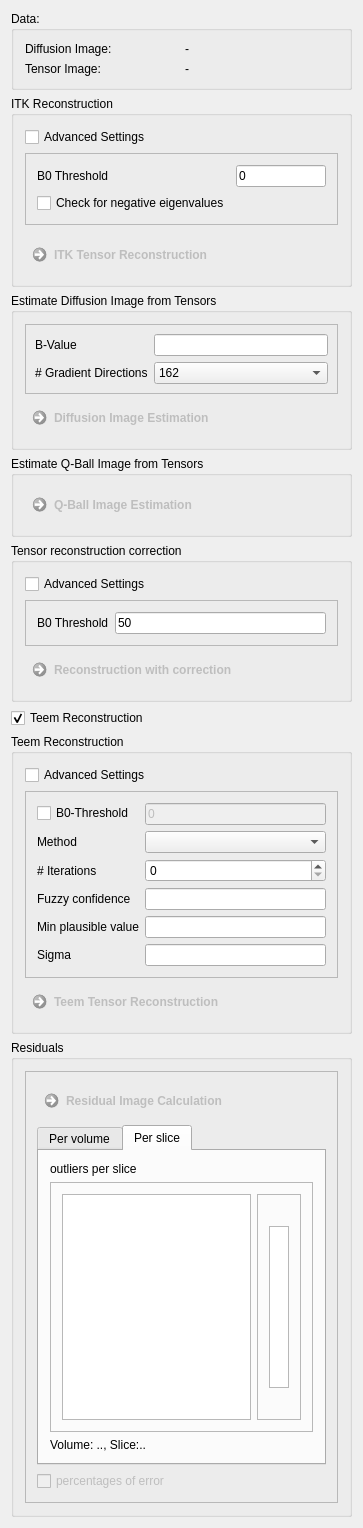
Old version of the form Plugins/org.mitk.gui.qt.diffusionimaging/src/internal/QmitkTensorReconstructionViewControls.ui in the repository MITK/MITK.
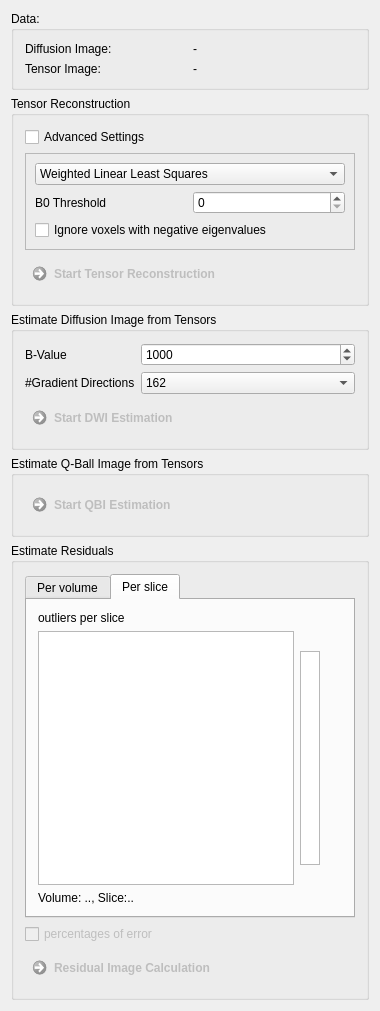
New version of the form. Custom widgets are drawn as their Qt base class.

Patch:
```diff
--- a/Plugins/org.mitk.gui.qt.diffusionimaging/src/internal/QmitkTensorReconstructionViewControls.ui
+++ b/Plugins/org.mitk.gui.qt.diffusionimaging/src/internal/QmitkTensorReconstructionViewControls.ui
@@ -6,8 +6,8 @@
    <rect>
     <x>0</x>
     <y>0</y>
-    <width>363</width>
-    <height>1303</height>
+    <width>380</width>
+    <height>1002</height>
    </rect>
   </property>
   <property name="minimumSize">
@@ -63,7 +63,7 @@
    <item>
     <widget class="QGroupBox" name="groupBox_2">
      <property name="title">
-      <string>ITK Reconstruction</string>
+      <string>Tensor Reconstruction</string>
      </property>
      <layout class="QVBoxLayout" name="verticalLayout">
       <item>
@@ -84,11 +84,23 @@
         <property name="frameShadow">
          <enum>QFrame::Raised</enum>
         </property>
-        <layout class="QFormLayout" name="formLayout">
-         <property name="fieldGrowthPolicy">
-          <enum>QFormLayout::AllNonFixedFieldsGrow</enum>
+        <layout class="QGridLayout" name="gridLayout_4">
+         <property name="margin">
+          <number>9</number>
          </property>
-         <item row="0" column="0">
+         <item row="1" column="0">
+          <widget class="QFrame" name="frame_3">
+           <property name="frameShape">
+            <enum>QFrame::NoFrame</enum>
+           </property>
+           <property name="frameShadow">
+            <enum>QFrame::Raised</enum>
+           </property>
+           <layout class="QGridLayout" name="gridLayout_3">
+            <property name="margin">
+             <number>0</number>
+            </property>
+            <item row="1" column="0">
           <widget class="QLabel" name="m_TensorReconstructionThresholdLabel_2">
            <property name="text">
             <string>B0 Threshold</string>
@@ -98,35 +110,45 @@
            </property>
           </widget>
          </item>
-         <item row="0" column="1">
-          <widget class="QLineEdit" name="m_TensorReconstructionThreasholdEdit">
-           <property name="text">
-            <string>0</string>
+            <item row="1" column="1">
+             <widget class="QSpinBox" name="m_TensorReconstructionThreshold">
+              <property name="maximum">
+               <number>10000</number>
            </property>
           </widget>
          </item>
-         <item row="1" column="0">
+           </layout>
+          </widget>
+         </item>
+         <item row="2" column="0">
           <widget class="QCheckBox" name="m_CheckNegativeEigenvalues">
            <property name="text">
-            <string>Check for negative eigenvalues</string>
+            <string>Ignore voxels with negative eigenvalues</string>
            </property>
           </widget>
          </item>
+         <item row="0" column="0">
+          <widget class="QComboBox" name="m_ReconctructionMethodBox">
+           <property name="currentIndex">
+            <number>0</number>
+           </property>
+           <item>
+            <property name="text">
+             <string>Weighted Linear Least Squares</string>
+            </property>
+           </item>
+           <item>
+            <property name="text">
+             <string>With correction for negative eigenvalues</string>
+            </property>
+           </item>
+          </widget>
+         </item>
         </layout>
        </widget>
       </item>
       <item>
-       <widget class="QFrame" name="m_TensorReconstructionNumberThreadsFrame_2">
-        <property name="frameShape">
-         <enum>QFrame::StyledPanel</enum>
-        </property>
-        <property name="frameShadow">
-         <enum>QFrame::Raised</enum>
-        </property>
-       </widget>
-      </item>
-      <item>
-       <widget class="QCommandLinkButton" name="m_ItkReconstruction">
+       <widget class="QCommandLinkButton" name="m_StartReconstruction">
         <property name="enabled">
          <bool>false</bool>
         </property>
@@ -140,7 +162,7 @@
          <string notr="true"/>
         </property>
         <property name="text">
-         <string>ITK Tensor Reconstruction</string>
+         <string>Start Tensor Reconstruction</string>
         </property>
        </widget>
       </item>
@@ -156,7 +178,7 @@
       <item>
        <widget class="QFrame" name="m_TensorsToDWIFrame">
         <property name="frameShape">
-         <enum>QFrame::StyledPanel</enum>
+         <enum>QFrame::NoFrame</enum>
         </property>
         <property name="frameShadow">
          <enum>QFrame::Raised</enum>
@@ -172,7 +194,7 @@
           <number>6</number>
          </property>
          <property name="margin">
-          <number>9</number>
+          <number>0</number>
          </property>
          <item row="0" column="0">
           <widget class="QLabel" name="m_TensorsToDWIBValueLabel">
@@ -193,33 +215,14 @@
            </property>
           </widget>
          </item>
-         <item row="0" column="1">
-          <widget class="QLineEdit" name="m_TensorsToDWIBValueEdit">
-           <property name="sizePolicy">
-            <sizepolicy hsizetype="Preferred" vsizetype="Preferred">
-             <horstretch>0</horstretch>
-             <verstretch>0</verstretch>
-            </sizepolicy>
-           </property>
-           <property name="toolTip">
-            <string comment="how fuzzy the confidence boundary should be. By default, confidence boundary is perfectly sharp (float); default: &quot;0&quot;" extracomment="how fuzzy the confidence boundary should be. By default, confidence boundary is perfectly sharp (float); default: &quot;0&quot;">how fuzzy the confidence boundary should be. By default, confidence boundary is perfectly sharp (float); default: &quot;0&quot;</string>
-           </property>
-           <property name="statusTip">
-            <string comment="how fuzzy the confidence boundary should be. By default, confidence boundary is perfectly sharp (float); default: &quot;0&quot;" extracomment="how fuzzy the confidence boundary should be. By default, confidence boundary is perfectly sharp (float); default: &quot;0&quot;">how fuzzy the confidence boundary should be. By default, confidence boundary is perfectly sharp (float); default: &quot;0&quot;</string>
-           </property>
-           <property name="whatsThis">
-            <string comment="how fuzzy the confidence boundary should be. By default, confidence boundary is perfectly sharp (float); default: &quot;0&quot;" extracomment="how fuzzy the confidence boundary should be. By default, confidence boundary is perfectly sharp (float); default: &quot;0&quot;">how fuzzy the confidence boundary should be. By default, confidence boundary is perfectly sharp (float); default: &quot;0&quot;</string>
-           </property>
-          </widget>
-         </item>
-         <item row="1" column="0">
+         <item row="2" column="0">
           <widget class="QLabel" name="m_TensorsToDWINumDirsLabel">
            <property name="text">
-            <string># Gradient Directions</string>
+            <string>#Gradient Directions</string>
            </property>
           </widget>
          </item>
-         <item row="1" column="1">
+         <item row="2" column="1">
           <widget class="QComboBox" name="m_TensorsToDWINumDirsSelect">
            <property name="currentIndex">
             <number>3</number>
@@ -276,6 +279,19 @@
            </item>
           </widget>
          </item>
+         <item row="0" column="1">
+          <widget class="QSpinBox" name="m_TensorsToDWIBValueEdit">
+           <property name="maximum">
+            <number>10000</number>
+           </property>
+           <property name="singleStep">
+            <number>100</number>
+           </property>
+           <property name="value">
+            <number>1000</number>
+           </property>
+          </widget>
+         </item>
         </layout>
        </widget>
       </item>
@@ -294,7 +310,7 @@
          <string notr="true"/>
         </property>
         <property name="text">
-         <string>Diffusion Image Estimation</string>
+         <string>Start DWI Estimation</string>
         </property>
        </widget>
       </item>
@@ -322,288 +338,7 @@
          <string notr="true"/>
         </property>
         <property name="text">
-         <string>Q-Ball Image Estimation</string>
-        </property>
-       </widget>
-      </item>
-     </layout>
-    </widget>
-   </item>
-   <item>
-    <widget class="QGroupBox" name="m_GroupBoxCorrection">
-     <property name="title">
-      <string>Tensor reconstruction correction</string>
-     </property>
-     <layout class="QVBoxLayout" name="verticalLayout_3">
-      <item>
-       <widget class="QCheckBox" name="m_Advanced3">
-        <property name="text">
-         <string>Advanced Settings</string>
-        </property>
-        <property name="checked">
-         <bool>false</bool>
-        </property>
-       </widget>
-      </item>
-      <item>
-       <widget class="QFrame" name="frame_6">
-        <property name="frameShape">
-         <enum>QFrame::StyledPanel</enum>
-        </property>
-        <property name="frameShadow">
-         <enum>QFrame::Raised</enum>
-        </property>
-        <layout class="QFormLayout" name="formLayout_4">
-         <property name="fieldGrowthPolicy">
-          <enum>QFormLayout::AllNonFixedFieldsGrow</enum>
-         </property>
-         <item row="0" column="0">
-          <widget class="QLabel" name="m_TensorReconstructionThresholdLabel_3">
-           <property name="text">
-            <string>B0 Threshold</string>
-           </property>
-           <property name="wordWrap">
-            <bool>false</bool>
-           </property>
-          </widget>
-         </item>
-         <item row="0" column="1">
-          <widget class="QLineEdit" name="m_ReconstructionThreshold">
-           <property name="text">
-            <string>50</string>
-           </property>
-          </widget>
-         </item>
-        </layout>
-       </widget>
-      </item>
-      <item>
-       <widget class="QCommandLinkButton" name="m_ReconstructionWithCorrection">
-        <property name="enabled">
-         <bool>false</bool>
-        </property>
-        <property name="toolTip">
-         <string/>
-        </property>
-        <property name="statusTip">
-         <string/>
-        </property>
-        <property name="whatsThis">
-         <string notr="true"/>
-        </property>
-        <property name="text">
-         <string>Reconstruction with correction</string>
-        </property>
-       </widget>
-      </item>
-     </layout>
-    </widget>
-   </item>
-   <item>
-    <widget class="QCheckBox" name="m_TeemToggle">
-     <property name="enabled">
-      <bool>true</bool>
-     </property>
-     <property name="text">
-      <string>Teem Reconstruction</string>
-     </property>
-     <property name="checked">
-      <bool>true</bool>
-     </property>
-    </widget>
-   </item>
-   <item>
-    <widget class="QGroupBox" name="groupBox_3">
-     <property name="title">
-      <string>Teem Reconstruction</string>
-     </property>
-     <layout class="QVBoxLayout" name="verticalLayout_2">
-      <item>
-       <widget class="QCheckBox" name="m_Advanced2">
-        <property name="text">
-         <string>Advanced Settings</string>
-        </property>
-       </widget>
-      </item>
-      <item>
-       <widget class="QFrame" name="frame_2">
-        <property name="frameShape">
-         <enum>QFrame::StyledPanel</enum>
-        </property>
-        <property name="frameShadow">
-         <enum>QFrame::Raised</enum>
-        </property>
-        <layout class="QFormLayout" name="formLayout_2">
-         <property name="fieldGrowthPolicy">
-          <enum>QFormLayout::AllNonFixedFieldsGrow</enum>
-         </property>
-         <item row="3" column="0">
-          <widget class="QLabel" name="m_TensorEstimationTeemNumItsLabel_2">
-           <property name="toolTip">
-            <string>important in case of method wls</string>
-           </property>
-           <property name="text">
-            <string># Iterations </string>
-           </property>
-           <property name="wordWrap">
-            <bool>false</bool>
-           </property>
-          </widget>
-         </item>
-         <item row="3" column="1">
-          <widget class="QSpinBox" name="m_TensorEstimationTeemNumItsSpin"/>
-         </item>
-         <item row="4" column="0">
-          <widget class="QLabel" name="m_TensorEstimationTeemFuzzyLabel">
-           <property name="toolTip">
-            <string comment="how fuzzy the confidence boundary should be. By default, confidence boundary is perfectly sharp (float); default: &quot;0&quot;" extracomment="how fuzzy the confidence boundary should be. By default, confidence boundary is perfectly sharp (float); default: &quot;0&quot;">how fuzzy the confidence boundary should be. By default, confidence boundary is perfectly sharp (float); default: &quot;0&quot;</string>
-           </property>
-           <property name="statusTip">
-            <string comment="how fuzzy the confidence boundary should be. By default, confidence boundary is perfectly sharp (float); default: &quot;0&quot;" extracomment="how fuzzy the confidence boundary should be. By default, confidence boundary is perfectly sharp (float); default: &quot;0&quot;">how fuzzy the confidence boundary should be. By default, confidence boundary is perfectly sharp (float); default: &quot;0&quot;</string>
-           </property>
-           <property name="whatsThis">
-            <string comment="how fuzzy the confidence boundary should be. By default, confidence boundary is perfectly sharp (float); default: &quot;0&quot;" extracomment="how fuzzy the confidence boundary should be. By default, confidence boundary is perfectly sharp (float); default: &quot;0&quot;">how fuzzy the confidence boundary should be. By default, confidence boundary is perfectly sharp (float); default: &quot;0&quot;</string>
-           </property>
-           <property name="text">
-            <string>Fuzzy confidence</string>
-           </property>
-           <property name="wordWrap">
-            <bool>false</bool>
-           </property>
-          </widget>
-         </item>
-         <item row="4" column="1">
-          <widget class="QLineEdit" name="m_TensorEstimationTeemFuzzyEdit">
-           <property name="sizePolicy">
-            <sizepolicy hsizetype="Preferred" vsizetype="Preferred">
-             <horstretch>0</horstretch>
-             <verstretch>0</verstretch>
-            </sizepolicy>
-           </property>
-           <property name="toolTip">
-            <string comment="how fuzzy the confidence boundary should be. By default, confidence boundary is perfectly sharp (float); default: &quot;0&quot;" extracomment="how fuzzy the confidence boundary should be. By default, confidence boundary is perfectly sharp (float); default: &quot;0&quot;">how fuzzy the confidence boundary should be. By default, confidence boundary is perfectly sharp (float); default: &quot;0&quot;</string>
-           </property>
-           <property name="statusTip">
-            <string comment="how fuzzy the confidence boundary should be. By default, confidence boundary is perfectly sharp (float); default: &quot;0&quot;" extracomment="how fuzzy the confidence boundary should be. By default, confidence boundary is perfectly sharp (float); default: &quot;0&quot;">how fuzzy the confidence boundary should be. By default, confidence boundary is perfectly sharp (float); default: &quot;0&quot;</string>
-           </property>
-           <property name="whatsThis">
-            <string comment="how fuzzy the confidence boundary should be. By default, confidence boundary is perfectly sharp (float); default: &quot;0&quot;" extracomment="how fuzzy the confidence boundary should be. By default, confidence boundary is perfectly sharp (float); default: &quot;0&quot;">how fuzzy the confidence boundary should be. By default, confidence boundary is perfectly sharp (float); default: &quot;0&quot;</string>
-           </property>
-          </widget>
-         </item>
-         <item row="5" column="0">
-          <widget class="QLabel" name="m_TensorEstimationTeemMinValLabel_2">
-           <property name="toolTip">
-            <string comment="minimum plausible value (especially important for linear least squares estimation) (double); default: &quot;1.0&quot;" extracomment="minimum plausible value (especially important for linear least squares estimation) (double); default: &quot;1.0&quot;">minimum plausible value (especially important for linear least squares estimation) (double); default: &quot;1.0&quot;</string>
-           </property>
-           <property name="statusTip">
-            <string comment="minimum plausible value (especially important for linear least squares estimation) (double); default: &quot;1.0&quot;" extracomment="minimum plausible value (especially important for linear least squares estimation) (double); default: &quot;1.0&quot;">minimum plausible value (especially important for linear least squares estimation) (double); default: &quot;1.0&quot;</string>
-           </property>
-           <property name="whatsThis">
-            <string comment="minimum plausible value (especially important for linear least squares estimation) (double); default: &quot;1.0&quot;" extracomment="minimum plausible value (especially important for linear least squares estimation) (double); default: &quot;1.0&quot;">minimum plausible value (especially important for linear least squares estimation) (double); default: &quot;1.0&quot;</string>
-           </property>
-           <property name="text">
-            <string>Min plausible value</string>
-           </property>
-           <property name="wordWrap">
-            <bool>false</bool>
-           </property>
-          </widget>
-         </item>
-         <item row="6" column="0">
-          <widget class="QLabel" name="m_TensorEstimationTeemSigmaLabel_2">
-           <property name="toolTip">
-            <string comment="Rician noise parameter (float)" extracomment="Rician noise parameter (float)">Rician noise parameter (float)</string>
-           </property>
-           <property name="statusTip">
-            <string comment="Rician noise parameter (float)" extracomment="Rician noise parameter (float)">Rician noise parameter (float)</string>
-           </property>
-           <property name="whatsThis">
-            <string comment="Rician noise parameter (float)" extracomment="Rician noise parameter (float)">Rician noise parameter (float)</string>
-           </property>
-           <property name="text">
-            <string>Sigma</string>
-           </property>
-           <property name="wordWrap">
-            <bool>false</bool>
-           </property>
-          </widget>
-         </item>
-         <item row="5" column="1">
-          <widget class="QLineEdit" name="m_TensorEstimationTeemMinValEdit">
-           <property name="sizePolicy">
-            <sizepolicy hsizetype="Preferred" vsizetype="Fixed">
-             <horstretch>0</horstretch>
-             <verstretch>0</verstretch>
-            </sizepolicy>
-           </property>
-           <property name="toolTip">
-            <string comment="minimum plausible value (especially important for linear least squares estimation) (double); default: &quot;1.0&quot;" extracomment="minimum plausible value (especially important for linear least squares estimation) (double); default: &quot;1.0&quot;">minimum plausible value (especially important for linear least squares estimation) (double); default: &quot;1.0&quot;</string>
-           </property>
-           <property name="statusTip">
-            <string comment="minimum plausible value (especially important for linear least squares estimation) (double); default: &quot;1.0&quot;" extracomment="minimum plausible value (especially important for linear least squares estimation) (double); default: &quot;1.0&quot;">minimum plausible value (especially important for linear least squares estimation) (double); default: &quot;1.0&quot;</string>
-           </property>
-           <property name="whatsThis">
-            <string comment="minimum plausible value (especially important for linear least squares estimation) (double); default: &quot;1.0&quot;" extracomment="minimum plausible value (especially important for linear least squares estimation) (double); default: &quot;1.0&quot;">minimum plausible value (especially important for linear least squares estimation) (double); default: &quot;1.0&quot;</string>
-           </property>
-          </widget>
-         </item>
-         <item row="6" column="1">
-          <widget class="QLineEdit" name="m_TensorEstimationTeemSigmaEdit">
-           <property name="sizePolicy">
-            <sizepolicy hsizetype="Preferred" vsizetype="Fixed">
-             <horstretch>0</horstretch>
-             <verstretch>0</verstretch>
-            </sizepolicy>
-           </property>
-           <property name="toolTip">
-            <string comment="Rician noise parameter (float)" extracomment="Rician noise parameter (float)">Rician noise parameter (float)</string>
-           </property>
-           <property name="statusTip">
-            <string comment="Rician noise parameter (float)" extracomment="Rician noise parameter (float)">Rician noise parameter (float)</string>
-           </property>
-           <property name="whatsThis">
-            <string comment="Rician noise parameter (float)" extracomment="Rician noise parameter (float)">Rician noise parameter (float)</string>
-           </property>
-          </widget>
-         </item>
-         <item row="2" column="1">
-          <widget class="QComboBox" name="m_TensorEstimationTeemEstimationMethodCombo"/>
-         </item>
-         <item row="2" column="0">
-          <widget class="QLabel" name="label">
-           <property name="text">
-            <string>Method</string>
-           </property>
-          </widget>
-         </item>
-         <item row="1" column="0">
-          <widget class="QCheckBox" name="m_TensorEstimationManualThreashold">
-           <property name="text">
-            <string>B0-Threshold</string>
-           </property>
-          </widget>
-         </item>
-         <item row="1" column="1">
-          <widget class="QLineEdit" name="m_TensorReconstructionThreasholdEdit_2">
-           <property name="enabled">
-            <bool>false</bool>
-           </property>
-           <property name="text">
-            <string>0</string>
-           </property>
-          </widget>
-         </item>
-        </layout>
-       </widget>
-      </item>
-      <item>
-       <widget class="QCommandLinkButton" name="m_TeemReconstruction">
-        <property name="enabled">
-         <bool>false</bool>
-        </property>
-        <property name="text">
-         <string>Teem Tensor Reconstruction</string>
+         <string>Start QBI Estimation</string>
         </property>
        </widget>
       </item>
@@ -613,7 +348,7 @@
    <item>
     <widget class="QGroupBox" name="groupBox_5">
      <property name="title">
-      <string>Residuals</string>
+      <string>Estimate Residuals</string>
      </property>
      <property name="checkable">
       <bool>false</bool>
@@ -621,18 +356,9 @@
      <property name="checked">
       <bool>false</bool>
      </property>
-     <layout class="QVBoxLayout" name="verticalLayout_6">
-      <item>
-       <widget class="QFrame" name="frame_3">
-        <property name="frameShape">
-         <enum>QFrame::StyledPanel</enum>
-        </property>
-        <property name="frameShadow">
-         <enum>QFrame::Raised</enum>
-        </property>
-        <layout class="QVBoxLayout" name="verticalLayout_7">
-         <item>
-          <widget class="QCommandLinkButton" name="m_ResidualButton">
+     <layout class="QGridLayout" name="gridLayout_2">
+      <item row="2" column="0">
+       <widget class="QCheckBox" name="m_PercentagesOfOutliers">
            <property name="enabled">
             <bool>false</bool>
            </property>
@@ -646,11 +372,11 @@
             <string notr="true"/>
            </property>
            <property name="text">
-            <string>Residual Image Calculation</string>
+         <string>percentages of error</string>
            </property>
           </widget>
          </item>
-         <item>
+      <item row="1" column="0">
           <widget class="QTabWidget" name="m_ResidualTab">
            <property name="currentIndex">
             <number>1</number>
@@ -687,12 +413,15 @@
              <item>
               <widget class="QFrame" name="frame_5">
                <property name="frameShape">
-                <enum>QFrame::StyledPanel</enum>
+             <enum>QFrame::NoFrame</enum>
                </property>
                <property name="frameShadow">
                 <enum>QFrame::Raised</enum>
                </property>
                <layout class="QHBoxLayout" name="horizontalLayout_2">
+             <property name="margin">
+              <number>0</number>
+             </property>
                 <item>
                  <widget class="QmitkResidualViewWidget" name="m_PerSliceView">
                   <property name="maximumSize">
@@ -706,12 +435,15 @@
                 <item>
                  <widget class="QFrame" name="frame_4">
                   <property name="frameShape">
-                   <enum>QFrame::StyledPanel</enum>
+                <enum>QFrame::NoFrame</enum>
                   </property>
                   <property name="frameShadow">
                    <enum>QFrame::Raised</enum>
                   </property>
                   <layout class="QVBoxLayout" name="verticalLayout_9">
+                <property name="margin">
+                 <number>0</number>
+                </property>
                    <item>
                     <widget class="QLabel" name="m_UpperLabel">
                      <property name="text">
@@ -753,17 +485,14 @@
            </widget>
           </widget>
          </item>
-         <item>
-          <widget class="QCheckBox" name="m_PercentagesOfOutliers">
+      <item row="3" column="0">
+       <widget class="QCommandLinkButton" name="m_ResidualButton">
            <property name="enabled">
             <bool>false</bool>
            </property>
            <property name="text">
-            <string>percentages of error</string>
-           </property>
-          </widget>
-         </item>
-        </layout>
+         <string>Residual Image Calculation</string>
+        </property>
        </widget>
       </item>
      </layout>
```
Left out of the diff: 21 changed lines with no effect on the pictures. Lines whose indentation alone changed are shown as unchanged.
